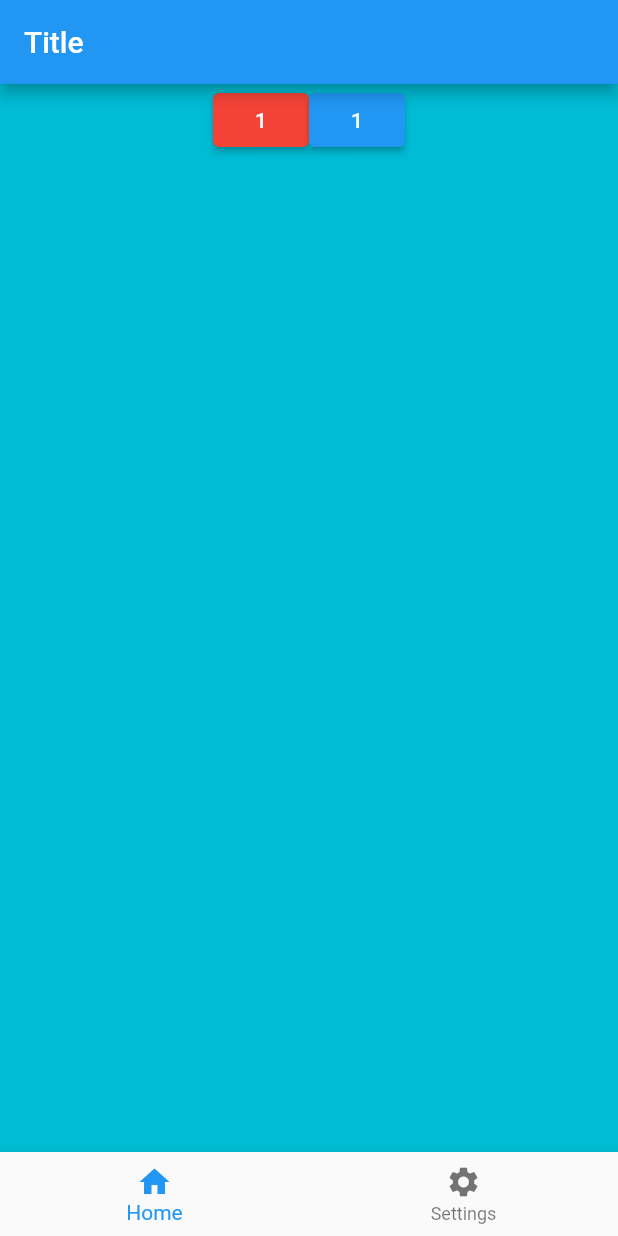
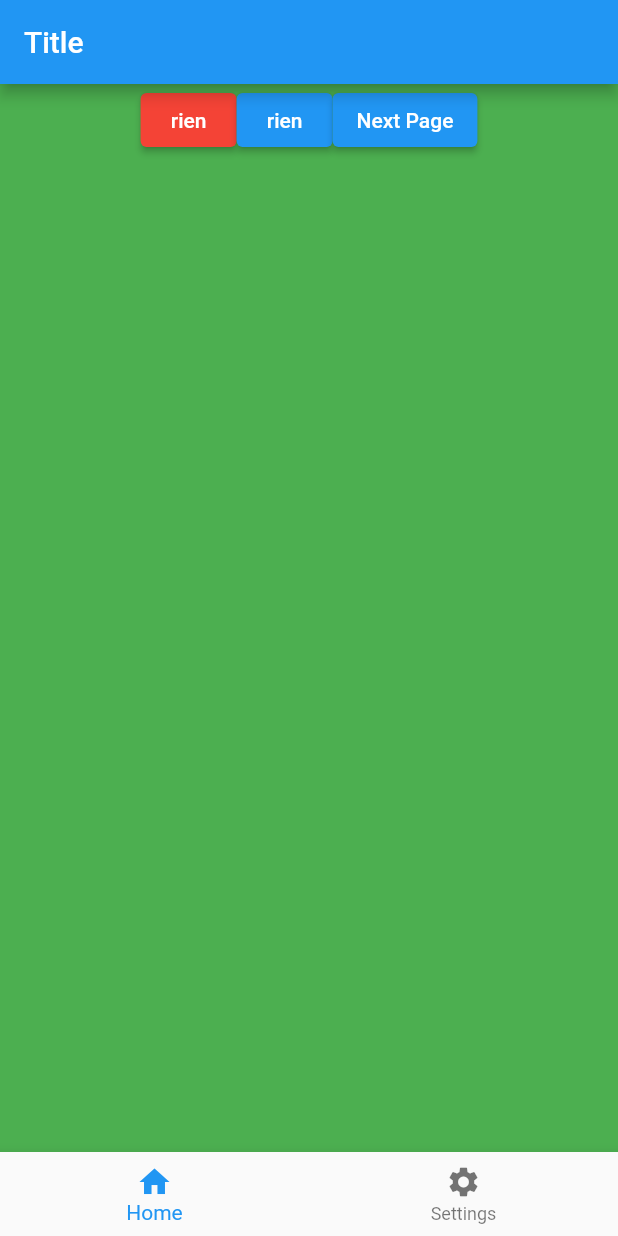
Before and after one commit to ElKhattoutiMohamed/first_flutter_app, a Flutter app: the screen it shows after launch, on a phone screen of 412 x 824 dp. Run offline on Flutter 3.47's test engine with Material 2 defaults, Android fonts, the phone set to English and light mode, and no system bars.

Commit message:
video terminee

```diff
--- a/first_app/lib/main.dart
+++ b/first_app/lib/main.dart
@@ -19,59 +19,75 @@ class _MyAppState extends State<MyApp> {
 
   @override
   Widget build(BuildContext context) {
-    return MaterialApp(
-      home: Scaffold(
+    return const MaterialApp(
+      home: FirstPage(),
+      debugShowCheckedModeBanner: false,
+      title: "TestApp",
+    );
+  }
+}
+
+class FirstPage extends StatelessWidget {
+  const FirstPage({Key? key}) : super(key: key);
+
+  @override
+  Widget build(BuildContext context) {
+    return Scaffold(
       appBar: AppBar(
         title: const Text("Title"),
       ),
       body: Center(
-          child: currentIndex == 0
-              ? Container(
+        child: Container(
           width: double.infinity,
           height: double.infinity,
-                  color: Colors.cyan,
+          color: Colors.green,
           child: Row(
             mainAxisAlignment: MainAxisAlignment.center,
             crossAxisAlignment: CrossAxisAlignment.start,
             children: [
               ElevatedButton(
                   style: ElevatedButton.styleFrom(primary: Colors.red),
-                          onPressed: () {
-                            setState(() {
-                              buttonName++;
-                            });
-                          },
-                          child: Text("$buttonName")),
+                  onPressed: () {},
+                  child: const Text("rien")),
+              ElevatedButton(onPressed: () {}, child: const Text("rien")),
               ElevatedButton(
                   onPressed: () {
-                            setState(() {
-                              buttonName++;
-                            });
+                    Navigator.of(context).push(
+                      MaterialPageRoute(
+                        builder: (BuildContext context) => const SecondPage(),
+                      ),
+                    );
                   },
-                          child: Text("$buttonName")),
+                  child: const Text("Next Page")),
             ],
           ),
-                )
-              : Image.asset('assets/images/01.png'),
+        ),
       ),
       bottomNavigationBar: BottomNavigationBar(
         items: const [
           BottomNavigationBarItem(label: 'Home', icon: Icon(Icons.home)),
-            BottomNavigationBarItem(
-                label: 'Settings', icon: Icon(Icons.settings))
+          BottomNavigationBarItem(label: 'Settings', icon: Icon(Icons.settings))
         ],
-          currentIndex: currentIndex,
-          onTap: (index) {
-            setState(() {
-              currentIndex = index;
-            });
-          },
+        currentIndex: 0,
       ),
-      ),
-      debugShowCheckedModeBanner: false,
     );
   }
 }
+
+class SecondPage extends StatelessWidget {
+  const SecondPage({Key? key}) : super(key: key);
+
+  @override
+  Widget build(BuildContext context) {
+    return Scaffold(
+      appBar: AppBar(
+        automaticallyImplyLeading: true,
+      ),
+      body: const Text("test"),
+    );
+  }
+}
+
 
 
 /*
```
Also changed, not shown: first_app/pubspec.yaml (+16 -0 lines), first_app/assets/icons/homeIcon.png (added), first_app/pubspec.lock, 29 other files. Lines whose indentation alone changed are shown as unchanged.
